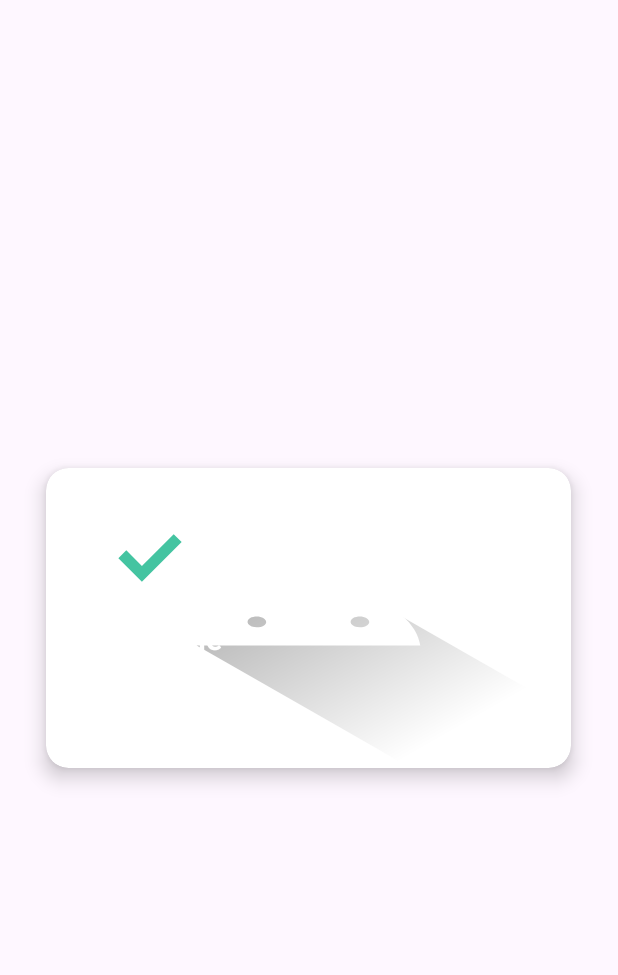
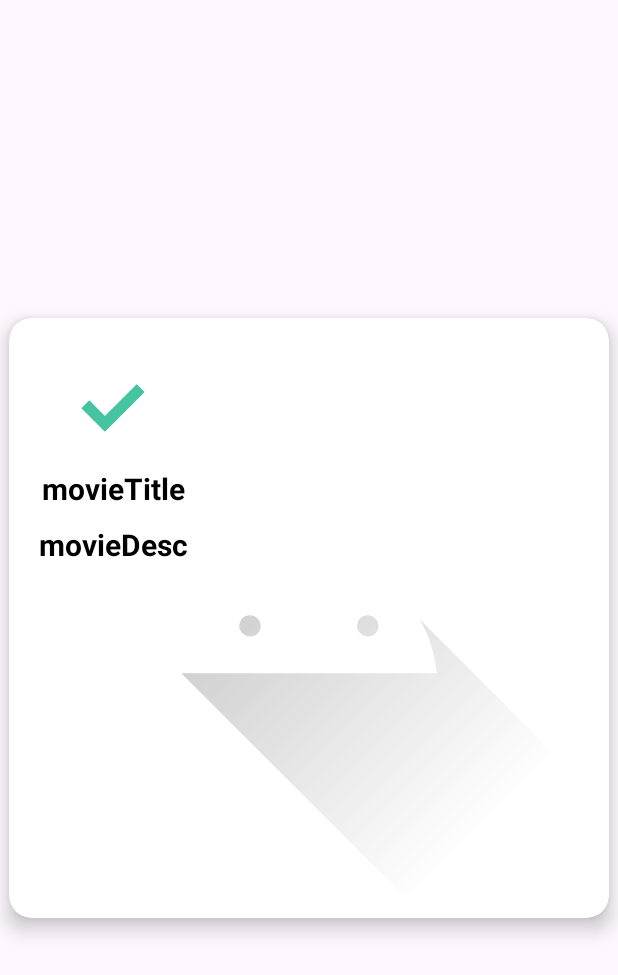
Before and after one commit to mec-cs/movie-db-app, an Android app: the layout random_movie_dialog.xml on its own in the app's theme, with its tools: preview values and no code run, on a phone screen of 412 x 824 dp. Shown: the top 975 px of the screen. Run offline under Robolectric (Android 15) with nearby library versions, the light colour scheme and no system bars.

Commit message:
random movie generator and on click delete comment feature

```diff
--- a/app/src/main/java/com/movie_application/view/CommentFragment.kt
+++ b/app/src/main/java/com/movie_application/view/CommentFragment.kt
@@ -11,6 +11,8 @@ import com.movie_application.comments.Comment
 import com.movie_application.comments.CommentSys
 import com.movie_application.comments.CommentViewModel
 import com.movie_application.databinding.FragmentCommentBinding
+import com.movie_application.recyclerView.CommentRecyclerViewAdapter
+import com.movie_application.recyclerView.MovieRecyclerViewAdapter
 
 class CommentFragment : Fragment() {
     private lateinit var binding: FragmentCommentBinding
@@ -34,6 +36,10 @@ class CommentFragment : Fragment() {
                 Toast.makeText(context, "Enter a comment!!!", Toast.LENGTH_SHORT).show()
             }
         }
+
+
+
+
     }
 
 
--- a/app/src/main/res/layout/activity_movie_details.xml
+++ b/app/src/main/res/layout/activity_movie_details.xml
@@ -114,7 +114,7 @@
             <androidx.recyclerview.widget.RecyclerView
                 android:id="@+id/commentRecyclerView"
                 android:layout_width="match_parent"
-                android:layout_height="match_parent" />
+                android:layout_height="wrap_content" />
 
         </LinearLayout>
     </ScrollView>
--- a/app/src/main/res/layout/comment_recycler_layout.xml
+++ b/app/src/main/res/layout/comment_recycler_layout.xml
@@ -1,5 +1,6 @@
 <?xml version="1.0" encoding="utf-8"?>
 <LinearLayout xmlns:android="http://schemas.android.com/apk/res/android"
+    android:id="@+id/commentLayout"
     android:layout_width="match_parent"
     android:layout_height="wrap_content"
     android:orientation="vertical">
--- a/app/src/main/res/layout/random_movie_dialog.xml
+++ b/app/src/main/res/layout/random_movie_dialog.xml
@@ -1,42 +1,42 @@
 <?xml version="1.0" encoding="utf-8"?>
-<androidx.cardview.widget.CardView
-    xmlns:android="http://schemas.android.com/apk/res/android"
+<androidx.cardview.widget.CardView xmlns:android="http://schemas.android.com/apk/res/android"
     xmlns:app="http://schemas.android.com/apk/res-auto"
-    android:layout_width="350dp"
-    android:minWidth="350dp"
-    android:layout_height="200dp"
-    android:minHeight="200dp"
+    android:layout_width="400dp"
+    android:layout_height="400dp"
     android:layout_gravity="center"
     android:gravity="center"
-    app:cardElevation="8dp"
-    app:cardCornerRadius="15dp">
+    android:minWidth="350dp"
+    android:minHeight="200dp"
+    app:cardCornerRadius="15dp"
+    app:cardElevation="8dp">
 
     <androidx.appcompat.widget.AppCompatImageView
         android:id="@+id/random_dialog_movie_image"
         android:layout_width="match_parent"
         android:layout_height="match_parent"
-        android:src="@drawable/ic_launcher_foreground"
-        android:scaleType="fitXY"/>
+        android:alpha="0.70"
+        android:scaleType="fitXY"
+        android:src="@drawable/ic_launcher_foreground" />
 
     <androidx.appcompat.widget.LinearLayoutCompat
         android:layout_width="wrap_content"
         android:layout_height="wrap_content"
-        android:orientation="vertical"
         android:layout_gravity="start"
         android:layout_margin="20dp"
-        android:gravity="center_horizontal">
+        android:gravity="center_horizontal"
+        android:orientation="vertical">
 
         <androidx.appcompat.widget.AppCompatImageView
             android:id="@+id/random_dialog_movie_action_btn"
             android:layout_width="60dp"
             android:layout_height="60dp"
+            android:layout_marginTop="10dp"
+            android:clickable="true"
+            android:focusable="true"
             android:gravity="center"
             android:orientation="horizontal"
-            android:layout_marginTop="10dp"
-            app:srcCompat="@drawable/ic_tick"
-            android:clickable="true"
-            android:textColor="@color/white"
-            android:focusable="true" />
+            android:textColor="@color/black"
+            app:srcCompat="@drawable/ic_tick" />
 
         <androidx.appcompat.widget.AppCompatTextView
             android:id="@+id/random_dialog_movie_title"
@@ -45,7 +45,7 @@
             android:layout_marginTop="10dp"
             android:layout_marginBottom="10dp"
             android:text="movieTitle"
-            android:textColor="@color/white"
+            android:textColor="@color/black"
             android:textSize="20sp"
             android:textStyle="bold" />
 
@@ -55,7 +55,7 @@
             android:layout_height="wrap_content"
             android:layout_marginBottom="10dp"
             android:text="movieDesc"
-            android:textColor="@color/white"
+            android:textColor="@color/black"
             android:textSize="20sp"
             android:textStyle="bold" />
 
```
Also changed, not shown: app/src/main/java/com/movie_application/recyclerView/CommentRecyclerViewAdapter.kt (+24 -1 lines), app/src/main/java/com/movie_application/view/MainActivity.kt (+14 -3 lines), app/src/main/java/com/movie_application/view/MovieDetailsActivity.kt (+10 -0 lines).
